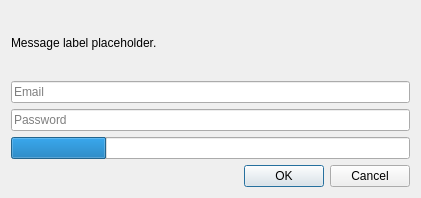
First picture: the form in launcher/ui/dialogs/LoginDialog.ui, repository tobycm/UltimMC, before the edit.
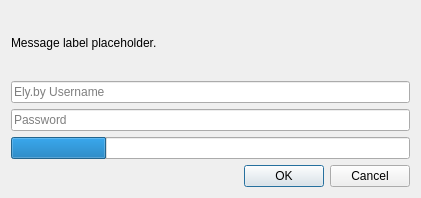
Second picture: the form after the edit.

Commit message: Ask for username instead of email for elyby account

Diff of the .ui file:
```diff
--- a/launcher/ui/dialogs/LoginDialog.ui
+++ b/launcher/ui/dialogs/LoginDialog.ui
@@ -36,7 +36,7 @@
    <item>
     <widget class="QLineEdit" name="userTextBox">
      <property name="placeholderText">
-      <string>Email</string>
+      <string>Ely.by Username</string>
      </property>
     </widget>
    </item>
```
